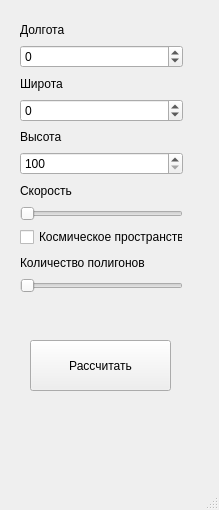
Old version of the form main.ui in the repository verdenkaa/satellite-trajectory.
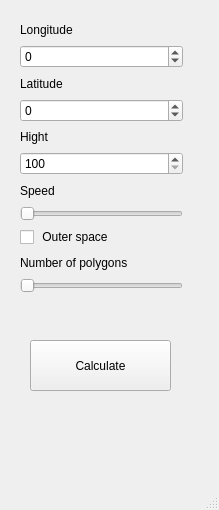
New version of the form.

```diff
--- a/main.ui
+++ b/main.ui
@@ -27,7 +27,7 @@
      <item>
       <widget class="QLabel" name="label">
        <property name="text">
-        <string>Долгота</string>
+        <string>Longitude</string>
        </property>
       </widget>
      </item>
@@ -44,7 +44,7 @@
      <item>
       <widget class="QLabel" name="label_2">
        <property name="text">
-        <string>Широта</string>
+        <string>Latitude</string>
        </property>
       </widget>
      </item>
@@ -61,7 +61,7 @@
      <item>
       <widget class="QLabel" name="label_5">
        <property name="text">
-        <string>Высота</string>
+        <string>Hight</string>
        </property>
       </widget>
      </item>
@@ -78,7 +78,7 @@
      <item>
       <widget class="QLabel" name="label_3">
        <property name="text">
-        <string>Скорость</string>
+        <string>Speed</string>
        </property>
       </widget>
      </item>
@@ -98,14 +98,14 @@
      <item>
       <widget class="QCheckBox" name="space">
        <property name="text">
-        <string>Космическое пространство</string>
+        <string> Outer space</string>
        </property>
       </widget>
      </item>
      <item>
       <widget class="QLabel" name="label_4">
        <property name="text">
-        <string>Количество полигонов</string>
+        <string>Number of polygons</string>
        </property>
       </widget>
      </item>
@@ -134,7 +134,7 @@
      </rect>
     </property>
     <property name="text">
-     <string>Рассчитать</string>
+     <string>Calculate</string>
     </property>
    </widget>
   </widget>
```
